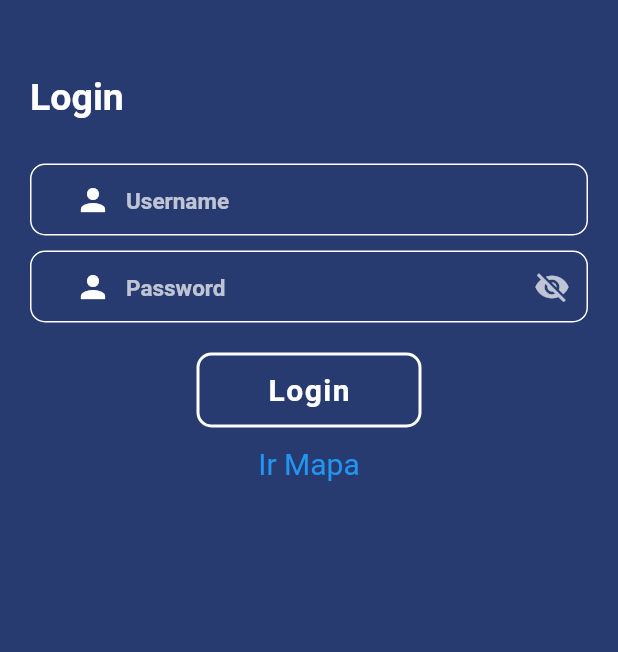
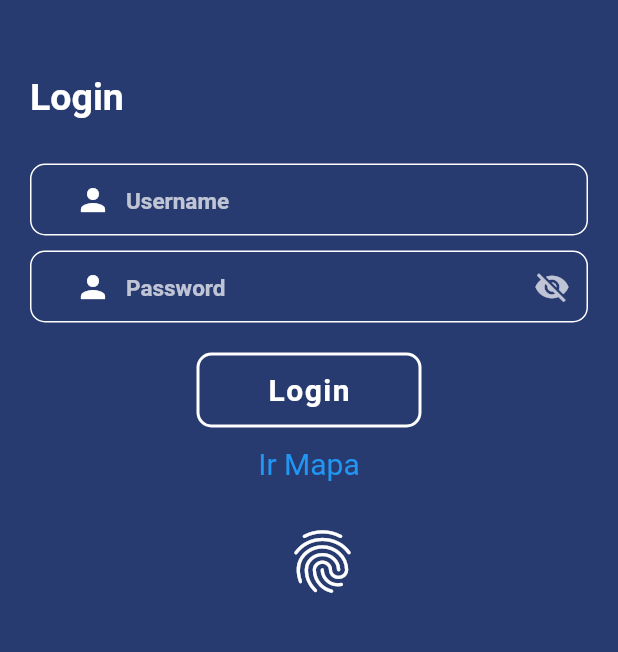
Before and after one commit to DafterWatch/TicketGoAgain, a Flutter app: the screen it shows after launch, on a phone screen of 412 x 824 dp, the part 309-961 px from its top. Run offline on Flutter 3.47's test engine with Material 2 defaults, Android fonts, the phone set to English and light mode, and no system bars; drawn by our look-alikes of snippet_coder_utils; our stand-ins replace cloud_firestore, firebase_core, geocoding, geolocator, google_maps_flutter, local_auth and 1 more; accounts and stored records are empty.

Commit message:
parece qfunciona

```diff
--- a/lib/pages/login_page.dart
+++ b/lib/pages/login_page.dart
@@ -8,6 +8,7 @@ import 'package:snippet_coder_utils/FormHelper.dart';
 import 'package:snippet_coder_utils/ProgressHUD.dart';
 import 'package:snippet_coder_utils/hex_color.dart';
 import 'package:sensors_plus/sensors_plus.dart';
+import 'package:local_auth/local_auth.dart';
 
 class LoginPage extends StatefulWidget {
   const LoginPage({Key? key}) : super(key: key);
@@ -17,6 +18,8 @@ class LoginPage extends StatefulWidget {
 }
 
 class _LoginPageState extends State<LoginPage> {
+  late LocalAuthentication _localAth;
+  bool _isBiometricAvailable = false;
   final myController = TextEditingController();
   bool isAPIcallProcess = false;
   bool hidePassword = true;
@@ -26,6 +29,12 @@ class _LoginPageState extends State<LoginPage> {
 
   @override
   Widget build(BuildContext context) {
+    _localAth = LocalAuthentication();
+    _localAth.canCheckBiometrics.then((b) {
+      setState(() {
+        _isBiometricAvailable = b;
+      });
+    });
     return SafeArea(
       child: Scaffold(
         backgroundColor: HexColor('#283B71'),
@@ -208,7 +217,28 @@ class _LoginPageState extends State<LoginPage> {
               Navigator.pushNamed(context, '/map');
             },
             child: const Text('Ir Mapa'),
-          ))
+          )),
+          Center(
+            child: Padding(
+              padding: const EdgeInsets.only(top: 8),
+              child: IconButton(
+                onPressed: () async {
+                  bool didAuthenticate = await _localAth.authenticate(
+                      localizedReason: "Iniciar sesion con huella");
+                  if (didAuthenticate) {
+                    {
+                      Navigator.pushNamed(context, '/crud');
+                    }
+                  }
+                },
+                icon: Icon(
+                  Icons.fingerprint,
+                  size: 50.0,
+                  color: Colors.white,
+                ),
+              ),
+            ),
+          ),
         ],
       ),
     );
--- a/lib/pages/map.dart
+++ b/lib/pages/map.dart
@@ -25,7 +25,7 @@ class _MapPageState extends State<MapPage> {
     return MaterialApp(
       home: Scaffold(
         appBar: AppBar(
-          title: const Text('Google Prueba Locations'),
+          title: const Text('Mapa de ubicación'),
           backgroundColor: Colors.blue[700],
         ),
         body: GoogleMap(
--- a/pubspec.yaml
+++ b/pubspec.yaml
@@ -44,6 +44,7 @@ dependencies:
   geolocator: ^8.2.1
   geocoding: ^2.0.4
   sensors_plus: ^1.3.2
+  local_auth: ^2.1.0
 
 dev_dependencies:
   flutter_test:
```
Also changed, not shown: pubspec.lock, 5 other files.
